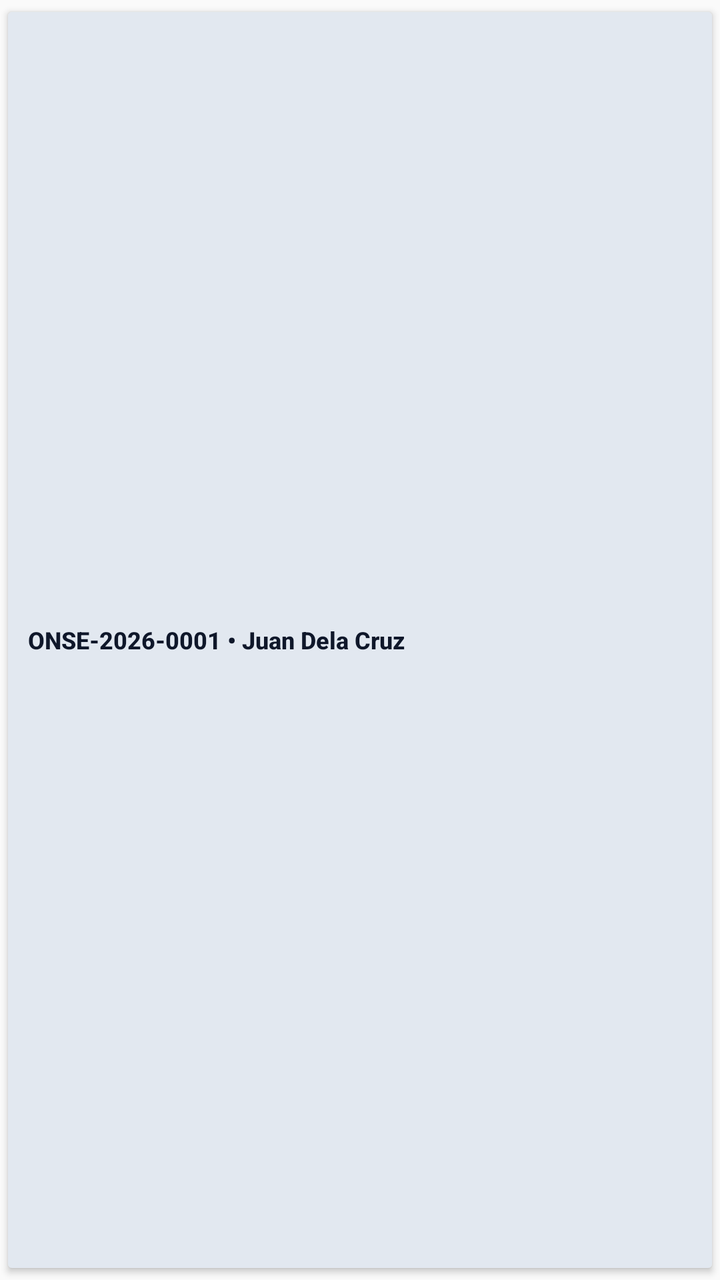
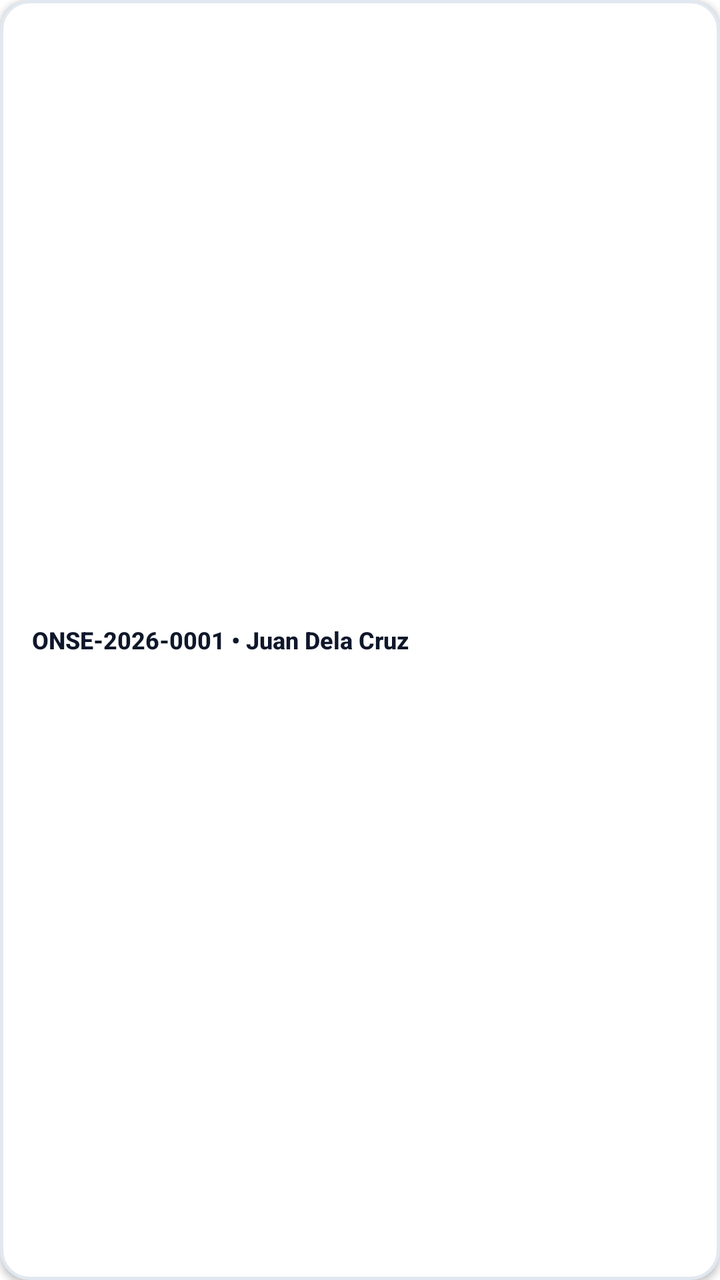

Before-and-after screenshots of an Android layout around one commit, followed by the original layout XML and the change that was made.
<!-- AndroidManifest.xml: application theme AppTheme -->
<!-- res/layout/item_tracking_chip.xml -->
<?xml version="1.0" encoding="utf-8"?>
<Button xmlns:android="http://schemas.android.com/apk/res/android"
    android:layout_width="match_parent"
    android:layout_height="44dp"
    android:layout_marginBottom="6dp"
    android:backgroundTint="#E2E8F0"
    android:gravity="start|center_vertical"
    android:paddingHorizontal="14dp"
    android:text="ONSE-2026-0001 • Juan Dela Cruz"
    android:textAllCaps="false"
    android:textColor="#0F172A"
    android:textSize="12sp"
    android:textStyle="bold" />
<!-- resources referenced by this layout -->
<resources>
  <style name="AppTheme" parent="Theme.AppCompat.Light.DarkActionBar">
          
          <item name="colorPrimary">@color/colorPrimary</item>
          <item name="colorPrimaryDark">@color/colorPrimaryDark</item>
          <item name="colorAccent">@color/colorAccent</item>
      </style>
  <color name="colorPrimary">#800000</color>
  <color name="colorPrimaryDark">#600000</color>
  <color name="colorAccent">#F59E0B</color>
</resources>

<!-- the commit's change to res/layout/item_tracking_chip.xml (unified diff, before → after) -->
@@ -1,11 +1,11 @@
 <?xml version="1.0" encoding="utf-8"?>
 <Button xmlns:android="http://schemas.android.com/apk/res/android"
     android:layout_width="match_parent"
-    android:layout_height="44dp"
-    android:layout_marginBottom="6dp"
-    android:backgroundTint="#E2E8F0"
+    android:layout_height="46dp"
+    android:layout_marginBottom="8dp"
+    android:background="@drawable/bg_btn_white"
     android:gravity="start|center_vertical"
-    android:paddingHorizontal="14dp"
+    android:paddingHorizontal="16dp"
     android:text="ONSE-2026-0001 • Juan Dela Cruz"
     android:textAllCaps="false"
     android:textColor="#0F172A"
<!-- resource entries referenced after the edit -->
@@ -1,10 +1,25 @@
 <!-- resources referenced by this layout -->
 <resources>
-  <style name="AppTheme" parent="Theme.AppCompat.Light.DarkActionBar">
-          
+  <!-- drawable bg_btn_white (drawable) -->
+  <?xml version="1.0" encoding="utf-8"?>
+  <ripple xmlns:android="http://schemas.android.com/apk/res/android"
+      android:color="#229C2007">
+      <item>
+          <shape android:shape="rectangle">
+              <solid android:color="#FFFFFF" />
+              <corners android:radius="14dp" />
+              <stroke android:width="1.5dp" android:color="#E2E8F0" />
+          </shape>
+      </item>
+  </ripple>
+  <style name="AppTheme" parent="Theme.MaterialComponents.Light.NoActionBar">
           <item name="colorPrimary">@color/colorPrimary</item>
           <item name="colorPrimaryDark">@color/colorPrimaryDark</item>
           <item name="colorAccent">@color/colorAccent</item>
+          <item name="android:statusBarColor">#800000</item>
+          <item name="android:navigationBarColor">#FFFFFF</item>
+          <item name="android:windowLightStatusBar">false</item>
+          <item name="android:fitsSystemWindows">true</item>
       </style>
   <color name="colorPrimary">#800000</color>
   <color name="colorPrimaryDark">#600000</color>
